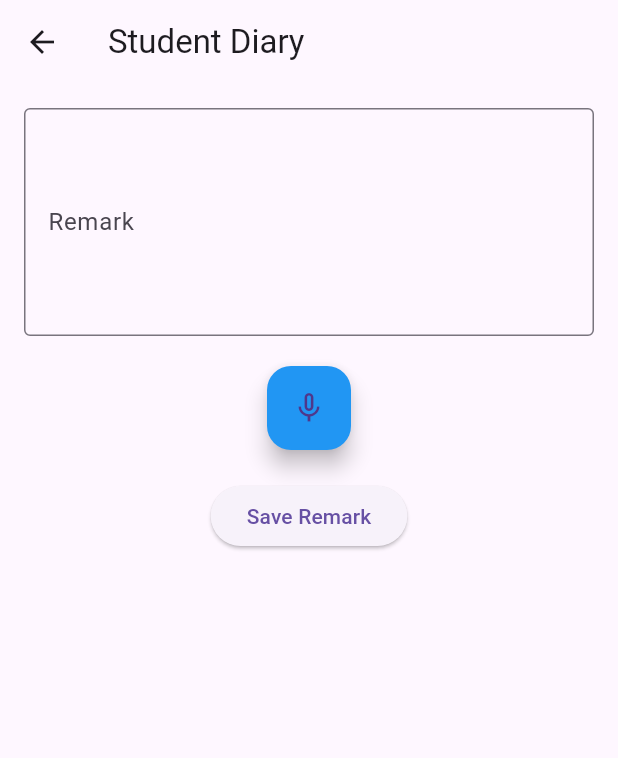
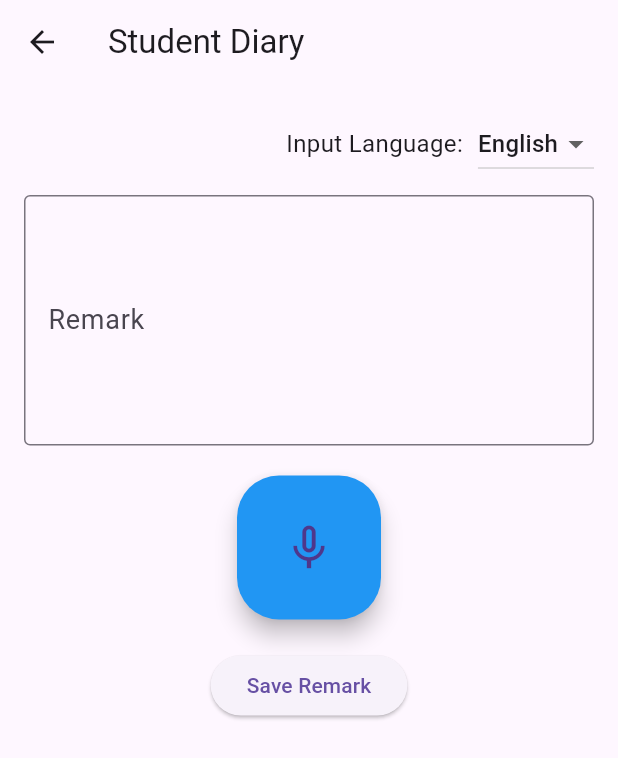
Before and after one commit to mdsabiralam/ed-platform, a Flutter app: the StudentDiaryScreen screen opened directly with empty values, on a phone screen of 412 x 824 dp. Shown: the top 758 px of the screen. Run offline on Flutter 3.47's test engine with Material 3 defaults, Android fonts, the phone set to English and light mode, and no system bars; our stand-ins replace connectivity_plus, dio, drift, flutter_bloc, go_router, sentry_flutter and 2 more; missing offline and left inert: sqlite3; accounts and stored records are empty; generated files the repository leaves out were written again; statements that could not run were skipped.

Commit message:
Enhance Mobile UI for Class Teacher: Add Bangla Voice Support and Larger Fonts

```diff
--- a/apps/mobile/lib/features/academic/student/student_diary_screen.dart
+++ b/apps/mobile/lib/features/academic/student/student_diary_screen.dart
@@ -12,6 +12,7 @@ class StudentDiaryScreen extends StatefulWidget {
 class _StudentDiaryScreenState extends State<StudentDiaryScreen> {
   late stt.SpeechToText _speech;
   bool _isListening = false;
+  String _currentLocaleId = 'en_US';
   final TextEditingController _textController = TextEditingController();
 
   @override
@@ -29,6 +30,7 @@ class _StudentDiaryScreenState extends State<StudentDiaryScreen> {
       if (available) {
         setState(() => _isListening = true);
         _speech.listen(
+          localeId: _currentLocaleId,
           onResult: (val) => setState(() {
             _textController.text = val.recognizedWords;
           }),
@@ -48,19 +50,40 @@ class _StudentDiaryScreenState extends State<StudentDiaryScreen> {
         padding: const EdgeInsets.all(16.0),
         child: Column(
           children: [
+            // Language Toggle
+            Row(
+              mainAxisAlignment: MainAxisAlignment.end,
+              children: [
+                const Text('Input Language:', style: TextStyle(fontSize: 16)),
+                const SizedBox(width: 10),
+                DropdownButton<String>(
+                  value: _currentLocaleId,
+                  items: const [
+                    DropdownMenuItem(value: 'en_US', child: Text('English')),
+                    DropdownMenuItem(value: 'bn_BD', child: Text('Bangla')),
+                  ],
+                  onChanged: (val) {
+                    if (val != null) setState(() => _currentLocaleId = val);
+                  },
+                ),
+              ],
+            ),
+            const SizedBox(height: 10),
             TextField(
               controller: _textController,
               maxLines: 5,
+              style: const TextStyle(fontSize: 18), // Bigger text
               decoration: const InputDecoration(
                 labelText: 'Remark',
+                labelStyle: TextStyle(fontSize: 18),
                 hintText: 'Enter remark or use microphone...',
                 border: OutlineInputBorder(),
               ),
             ),
             const SizedBox(height: 20),
-            FloatingActionButton(
+            FloatingActionButton.large( // Bigger button
               onPressed: _listen,
-              child: Icon(_isListening ? Icons.mic : Icons.mic_none),
+              child: Icon(_isListening ? Icons.mic : Icons.mic_none, size: 36),
               backgroundColor: _isListening ? Colors.red : Colors.blue,
             ),
             const SizedBox(height: 20),
```
Also changed, not shown: apps/mobile/lib/features/academic/attendance/attendance_screen.dart (+9 -2 lines), apps/mobile/lib/features/academic/marks/marks_entry_screen.dart (+7 -3 lines).
